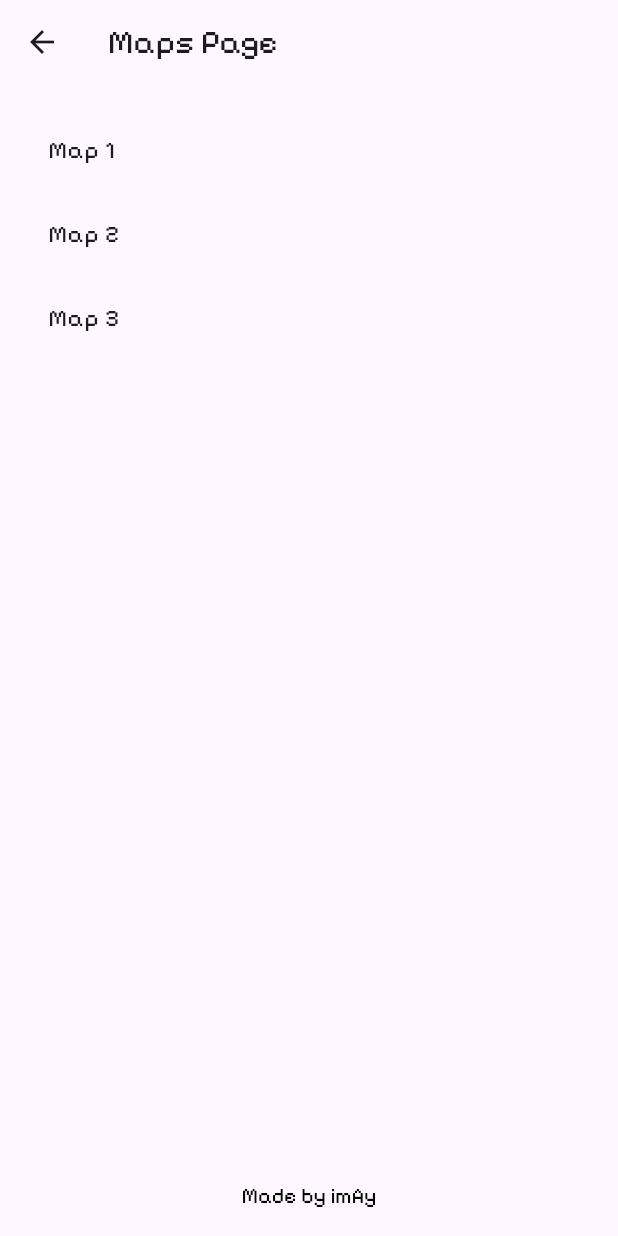
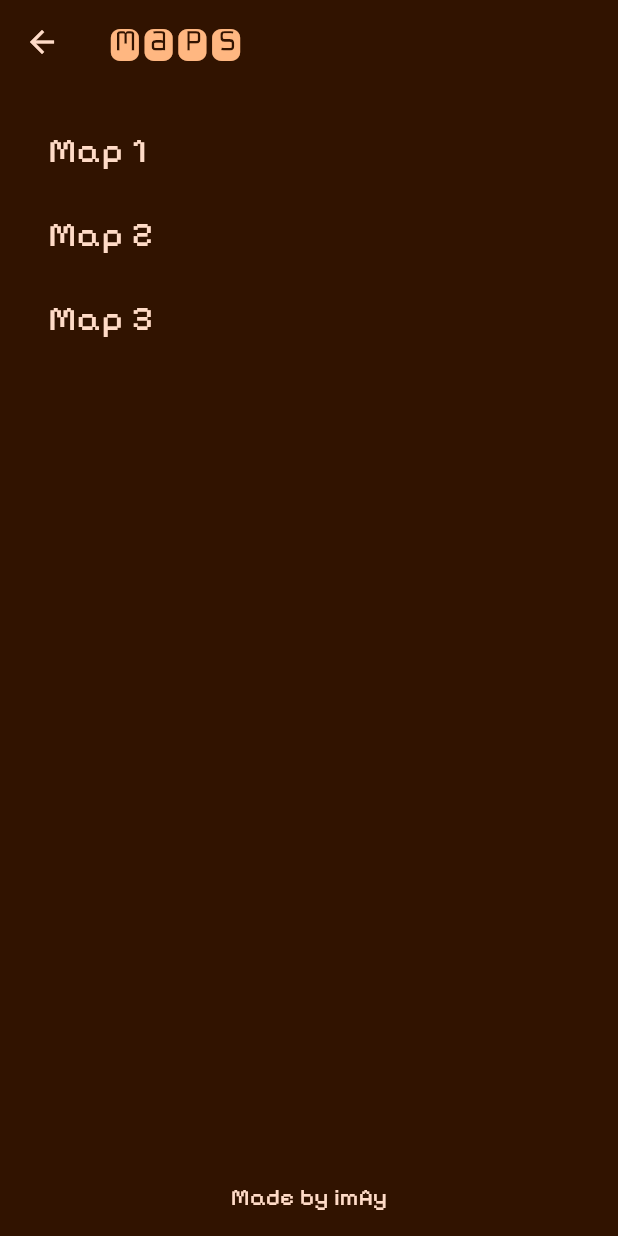
Before and after one commit to im-Ay/slide-stack-flutter, a Flutter app: the screen it shows after launch, after a tap on "PLAY", on a phone screen of 412 x 824 dp. Run offline on Flutter 3.47's test engine with Material 3 defaults, Android fonts, the phone set to English and light mode, and no system bars; our stand-ins replace flutter_riverpod, riverpod_annotation; generated files the repository leaves out were written again.

Commit message:
Implementing base Theme

```diff
--- a/lib/app.dart
+++ b/lib/app.dart
@@ -2,6 +2,8 @@ import 'package:flutter/material.dart';
 import 'package:slide_stack/pages/game/game.dart';
 import 'package:slide_stack/pages/home/home.dart';
 import 'package:slide_stack/pages/maps/maps.dart';
+import 'package:slide_stack/utils/themes/base_color_schemes.dart';
+import 'package:slide_stack/utils/themes/base_text_themes.dart';
 
 class MainApp extends StatelessWidget {
   const MainApp({super.key});
@@ -9,7 +11,11 @@ class MainApp extends StatelessWidget {
   @override
   Widget build(BuildContext context) {
     return MaterialApp(
-      theme: ThemeData(fontFamily: 'Pixelify'),
+      theme: ThemeData(
+          useMaterial3: true,
+          colorScheme: darkColorScheme,
+          fontFamily: 'Pixelify',
+          textTheme: pixelifyTextTheme),
       routes: {
         '/': (context) => const HomePage(),
         '/maps': (context) => const MapsPage(),
--- a/lib/pages/game/game_score.dart
+++ b/lib/pages/game/game_score.dart
@@ -1,6 +1,7 @@
 import 'package:flutter/material.dart';
 import 'package:flutter_riverpod/flutter_riverpod.dart';
 import 'package:slide_stack/gamelogic/game_score.dart';
+import 'package:slide_stack/utils/themes/base_text_themes.dart';
 
 class GameScoreWidget extends ConsumerWidget {
   const GameScoreWidget({super.key});
@@ -8,6 +9,9 @@ class GameScoreWidget extends ConsumerWidget {
   @override
   Widget build(BuildContext context, WidgetRef ref) {
     final gameScore = ref.watch(gameScoreProvider);
-    return Text("$gameScore");
+    return Text(
+      "$gameScore",
+      style: getAppBarTitleTextStyle(context),
+    );
   }
 }
--- a/lib/pages/home/home.dart
+++ b/lib/pages/home/home.dart
@@ -6,12 +6,13 @@ class HomePage extends StatelessWidget {
 
   @override
   Widget build(BuildContext context) {
-    const titleTextStyle = TextStyle(
-      letterSpacing: 4.0,
-      fontFamily: 'Monofett',
-      fontSize: 72.0,
-      height: 1.0,
-    );
+    final titleTextStyle = TextStyle(
+        letterSpacing: 4.0,
+        fontFamily: 'Monofett',
+        fontSize: 72.0,
+        height: 1.0,
+        color: Theme.of(context).colorScheme.primary);
+
     return Scaffold(
       body: Padding(
           padding: const EdgeInsets.all(16.0),
@@ -23,7 +24,7 @@ class HomePage extends StatelessWidget {
                   mainAxisAlignment: MainAxisAlignment.spaceAround,
                   crossAxisAlignment: CrossAxisAlignment.center,
                   children: [
-                    const Column(
+                    Column(
                       children: [
                         Align(
                           alignment: Alignment.centerLeft,
@@ -35,7 +36,7 @@ class HomePage extends StatelessWidget {
                         Align(
                           alignment: Alignment.centerRight,
                           child: Padding(
-                            padding: EdgeInsets.only(bottom: 15.0),
+                            padding: const EdgeInsets.only(bottom: 15.0),
                             child: Text(
                               "Stack",
                               style: titleTextStyle,
@@ -46,7 +47,8 @@ class HomePage extends StatelessWidget {
                     ),
                     FilledButton(
                       onPressed: () => Navigator.pushNamed(context, "/maps"),
-                      child: const Text("PLAY"),
+                      child: const Text("PLAY",
+                          style: TextStyle(fontWeight: FontWeight.bold)),
                     ),
                   ],
                 ),
--- a/lib/pages/maps/maps.dart
+++ b/lib/pages/maps/maps.dart
@@ -1,4 +1,5 @@
 import 'package:flutter/material.dart';
+import 'package:slide_stack/utils/themes/base_text_themes.dart';
 import 'package:slide_stack/widgets/bottom_bar.dart';
 
 class MapsPage extends StatelessWidget {
@@ -8,7 +9,10 @@ class MapsPage extends StatelessWidget {
   Widget build(BuildContext context) {
     return Scaffold(
       appBar: AppBar(
-        title: const Text("Maps Page"),
+        title: Text(
+          "Maps",
+          style: getAppBarTitleTextStyle(context),
+        ),
       ),
       body: Padding(
         padding: const EdgeInsets.all(16.0),
--- /dev/null
+++ b/lib/utils/themes/base_color_schemes.dart
@@ -0,0 +1,69 @@
+import 'package:flutter/material.dart';
+
+const lightColorScheme = ColorScheme(
+  brightness: Brightness.light,
+  primary: Color(0xFF924C00),
+  onPrimary: Color(0xFFFFFFFF),
+  primaryContainer: Color(0xFFFFDCC4),
+  onPrimaryContainer: Color(0xFF2F1400),
+  secondary: Color(0xFF745945),
+  onSecondary: Color(0xFFFFFFFF),
+  secondaryContainer: Color(0xFFFFDCC4),
+  onSecondaryContainer: Color(0xFF2A1707),
+  tertiary: Color(0xFF006972),
+  onTertiary: Color(0xFFFFFFFF),
+  tertiaryContainer: Color(0xFF8BF2FF),
+  onTertiaryContainer: Color(0xFF001F23),
+  error: Color(0xFFBA1A1A),
+  errorContainer: Color(0xFFFFDAD6),
+  onError: Color(0xFFFFFFFF),
+  onErrorContainer: Color(0xFF410002),
+  background: Color(0xFFFFFBFF),
+  onBackground: Color(0xFF311300),
+  surface: Color(0xFFFFFBFF),
+  onSurface: Color(0xFF311300),
+  surfaceVariant: Color(0xFFF3DFD2),
+  onSurfaceVariant: Color(0xFF52443B),
+  outline: Color(0xFF84746A),
+  onInverseSurface: Color(0xFFFFEDE4),
+  inverseSurface: Color(0xFF512400),
+  inversePrimary: Color(0xFFFFB781),
+  shadow: Color(0xFF000000),
+  surfaceTint: Color(0xFF924C00),
+  outlineVariant: Color(0xFFD6C3B7),
+  scrim: Color(0xFF000000),
+);
+
+const darkColorScheme = ColorScheme(
+  brightness: Brightness.dark,
+  primary: Color(0xFFFFB781),
+  onPrimary: Color(0xFF4E2600),
+  primaryContainer: Color(0xFF6F3800),
+  onPrimaryContainer: Color(0xFFFFDCC4),
+  secondary: Color(0xFFE4BFA7),
+  onSecondary: Color(0xFF422B1A),
+  secondaryContainer: Color(0xFF5B412F),
+  onSecondaryContainer: Color(0xFFFFDCC4),
+  tertiary: Color(0xFF00DBED),
+  onTertiary: Color(0xFF00363C),
+  tertiaryContainer: Color(0xFF004F56),
+  onTertiaryContainer: Color(0xFF8BF2FF),
+  error: Color(0xFFFFB4AB),
+  errorContainer: Color(0xFF93000A),
+  onError: Color(0xFF690005),
+  onErrorContainer: Color(0xFFFFDAD6),
+  background: Color(0xFF311300),
+  onBackground: Color(0xFFFFDBC7),
+  surface: Color(0xFF311300),
+  onSurface: Color(0xFFFFDBC7),
+  surfaceVariant: Color(0xFF52443B),
+  onSurfaceVariant: Color(0xFFD6C3B7),
+  outline: Color(0xFF9F8D82),
+  onInverseSurface: Color(0xFF311300),
+  inverseSurface: Color(0xFFFFDBC7),
+  inversePrimary: Color(0xFF924C00),
+  shadow: Color(0xFF000000),
+  surfaceTint: Color(0xFFFFB781),
+  outlineVariant: Color(0xFF52443B),
+  scrim: Color(0xFF000000),
+);
--- /dev/null
+++ b/lib/utils/themes/base_text_themes.dart
@@ -0,0 +1,27 @@
+import 'package:flutter/material.dart';
+
+TextTheme pixelifyTextTheme = const TextTheme(
+  bodyLarge: TextStyle(fontSize: 24.0),
+  bodyMedium: TextStyle(fontSize: 20.0),
+  bodySmall: TextStyle(fontSize: 16.0),
+  displayLarge: TextStyle(fontSize: 70.0),
+  displayMedium: TextStyle(fontSize: 70.0),
+  displaySmall: TextStyle(fontSize: 70.0),
+  headlineLarge: TextStyle(fontSize: 24.0),
+  headlineMedium: TextStyle(fontSize: 20.0),
+  headlineSmall: TextStyle(fontSize: 16.0),
+  labelLarge: TextStyle(fontSize: 20.0),
+  labelMedium: TextStyle(fontSize: 16.0),
+  labelSmall: TextStyle(fontSize: 12.0),
+  titleLarge: TextStyle(fontSize: 24.0),
+  titleMedium: TextStyle(fontSize: 20.0),
+  titleSmall: TextStyle(fontSize: 16.0),
+);
+
+TextStyle getAppBarTitleTextStyle(BuildContext context) => TextStyle(
+      letterSpacing: 4.0,
+      fontFamily: 'Monofett',
+      fontSize: 32.0,
+      // height: 1.0,
+      color: Theme.of(context).colorScheme.primary,
+    );
--- a/lib/widgets/bottom_bar.dart
+++ b/lib/widgets/bottom_bar.dart
@@ -5,9 +5,9 @@ class BottomBar extends StatelessWidget {
 
   @override
   Widget build(BuildContext context) {
-    return const Text(
+    return Text(
       "Made by imAy",
-      style: TextStyle(color: Colors.black),
+      style: Theme.of(context).textTheme.bodySmall,
     );
   }
 }
```
Also changed, not shown: lib/gamelogic/map/block.dart (+10 -10 lines), lib/pages/game/grid/block.dart (+11 -6 lines).
